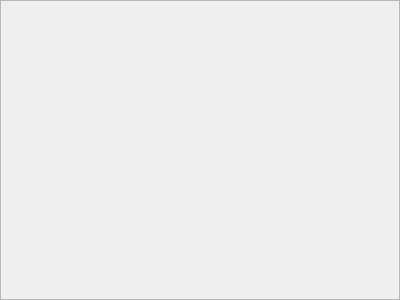
This is ui/ServersOverviewFrame.ui in germaniumhq/felix as Qt 5 draws it before an edit. The edited form follows.
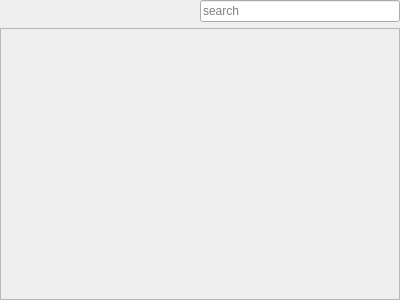
This is the edited form.

Patch:
```diff
--- a/ui/ServersOverviewFrame.ui
+++ b/ui/ServersOverviewFrame.ui
@@ -13,7 +13,7 @@
   <property name="windowTitle">
    <string>Form</string>
   </property>
-  <layout class="QHBoxLayout" name="horizontalLayout">
+  <layout class="QVBoxLayout" name="verticalLayout">
    <property name="leftMargin">
     <number>0</number>
    </property>
@@ -26,6 +26,30 @@
    <property name="bottomMargin">
     <number>0</number>
    </property>
+   <item>
+    <layout class="QHBoxLayout" name="horizontalLayout">
+     <item>
+      <spacer name="horizontalSpacer">
+       <property name="orientation">
+        <enum>Qt::Horizontal</enum>
+       </property>
+       <property name="sizeHint" stdset="0">
+        <size>
+         <width>40</width>
+         <height>20</height>
+        </size>
+       </property>
+      </spacer>
+     </item>
+     <item>
+      <widget class="QLineEdit" name="search_line_edit">
+       <property name="placeholderText">
+        <string>search</string>
+       </property>
+      </widget>
+     </item>
+    </layout>
+   </item>
    <item>
     <widget class="QScrollArea" name="scrollArea">
      <property name="widgetResizable">
@@ -37,7 +61,7 @@
         <x>0</x>
         <y>0</y>
         <width>398</width>
-        <height>298</height>
+        <height>262</height>
        </rect>
       </property>
       <layout class="QHBoxLayout" name="horizontalLayout_2">
```
